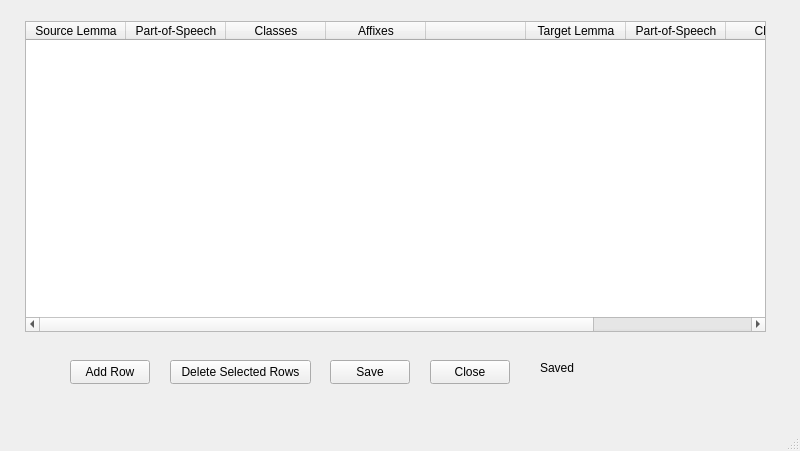
Old version of the form ReplacementEditorWindow.ui in the repository rmlockwood/FLExTrans.
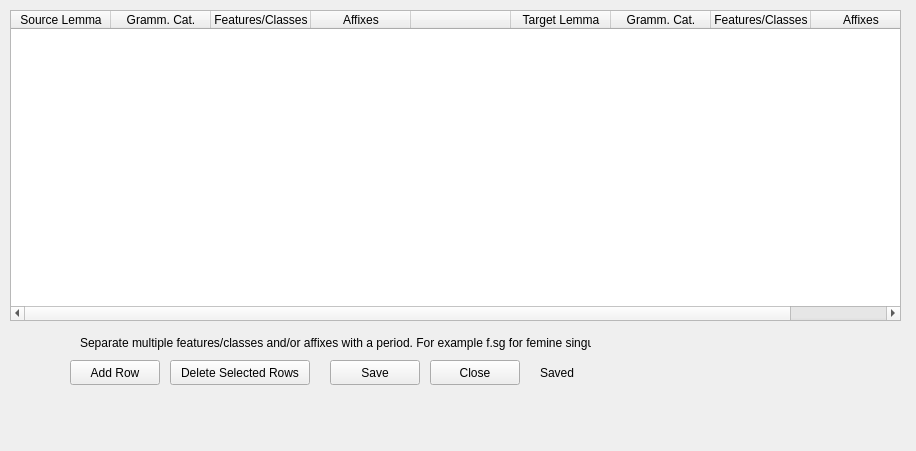
New version of the form.

What changed in the file:
```diff
--- a/ReplacementEditorWindow.ui
+++ b/ReplacementEditorWindow.ui
@@ -6,7 +6,7 @@
    <rect>
     <x>0</x>
     <y>0</y>
-    <width>800</width>
+    <width>916</width>
     <height>451</height>
    </rect>
   </property>
@@ -17,9 +17,9 @@
    <widget class="QTableWidget" name="tableWidget">
     <property name="geometry">
      <rect>
-      <x>25</x>
-      <y>21</y>
-      <width>741</width>
+      <x>10</x>
+      <y>10</y>
+      <width>891</width>
       <height>311</height>
      </rect>
     </property>
@@ -30,12 +30,12 @@
     </column>
     <column>
      <property name="text">
-      <string>Part-of-Speech</string>
+      <string>Gramm. Cat.</string>
      </property>
     </column>
     <column>
      <property name="text">
-      <string>Classes</string>
+      <string>Features/Classes</string>
      </property>
     </column>
     <column>
@@ -55,12 +55,12 @@
     </column>
     <column>
      <property name="text">
-      <string>Part-of-Speech</string>
+      <string>Gramm. Cat.</string>
      </property>
     </column>
     <column>
      <property name="text">
-      <string>Classes</string>
+      <string>Features/Classes</string>
      </property>
     </column>
     <column>
@@ -74,8 +74,8 @@
      <rect>
       <x>70</x>
       <y>360</y>
-      <width>80</width>
-      <height>24</height>
+      <width>90</width>
+      <height>25</height>
      </rect>
     </property>
     <property name="text">
@@ -87,8 +87,8 @@
      <rect>
       <x>170</x>
       <y>360</y>
-      <width>141</width>
-      <height>24</height>
+      <width>140</width>
+      <height>25</height>
      </rect>
     </property>
     <property name="text">
@@ -100,8 +100,8 @@
      <rect>
       <x>330</x>
       <y>360</y>
-      <width>80</width>
-      <height>24</height>
+      <width>90</width>
+      <height>25</height>
      </rect>
     </property>
     <property name="text">
@@ -113,8 +113,8 @@
      <rect>
       <x>430</x>
       <y>360</y>
-      <width>80</width>
-      <height>24</height>
+      <width>90</width>
+      <height>25</height>
      </rect>
     </property>
     <property name="text">
@@ -126,14 +126,27 @@
      <rect>
       <x>540</x>
       <y>360</y>
-      <width>231</width>
-      <height>16</height>
+      <width>161</width>
+      <height>25</height>
      </rect>
     </property>
     <property name="text">
      <string>Saved</string>
     </property>
    </widget>
+   <widget class="QLabel" name="infoLabel">
+    <property name="geometry">
+     <rect>
+      <x>80</x>
+      <y>330</y>
+      <width>511</width>
+      <height>25</height>
+     </rect>
+    </property>
+    <property name="text">
+     <string>Separate multiple features/classes and/or affixes with a period. For example f.sg for femine singular.</string>
+    </property>
+   </widget>
   </widget>
   <widget class="QMenuBar" name="menubar">
    <property name="geometry">
@@ -145,7 +158,6 @@
     </rect>
    </property>
   </widget>
-  <widget class="QStatusBar" name="statusbar"/>
  </widget>
  <resources/>
  <connections/>
```
Left out of the diff: 2 changed lines with no effect on the pictures.
